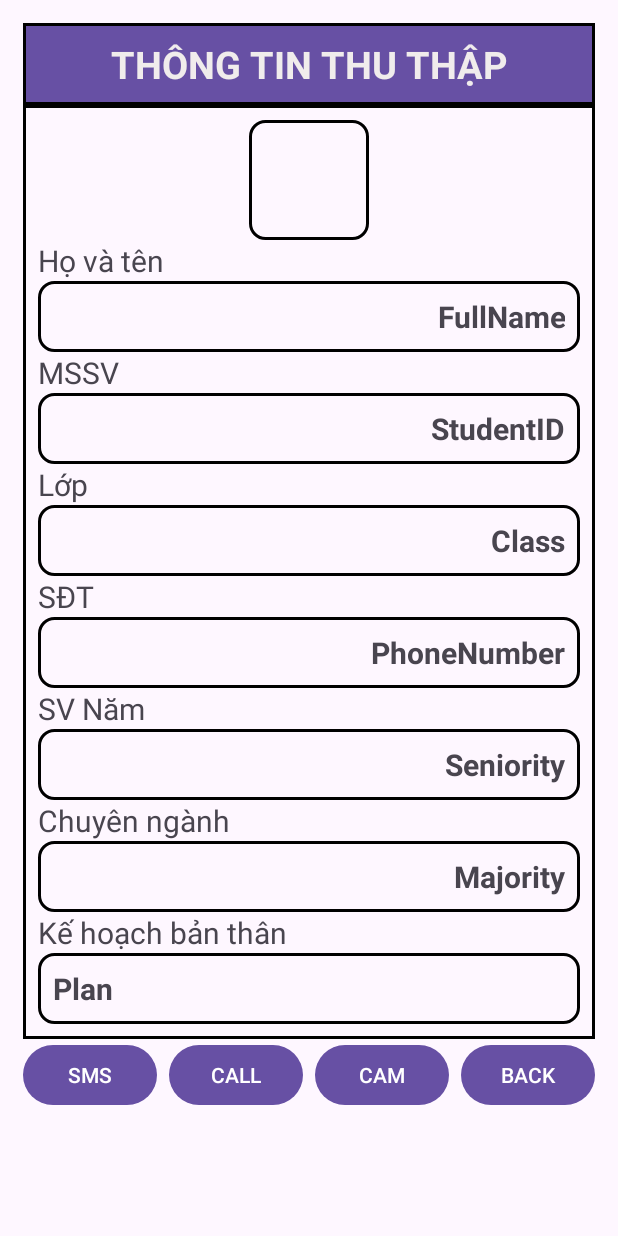
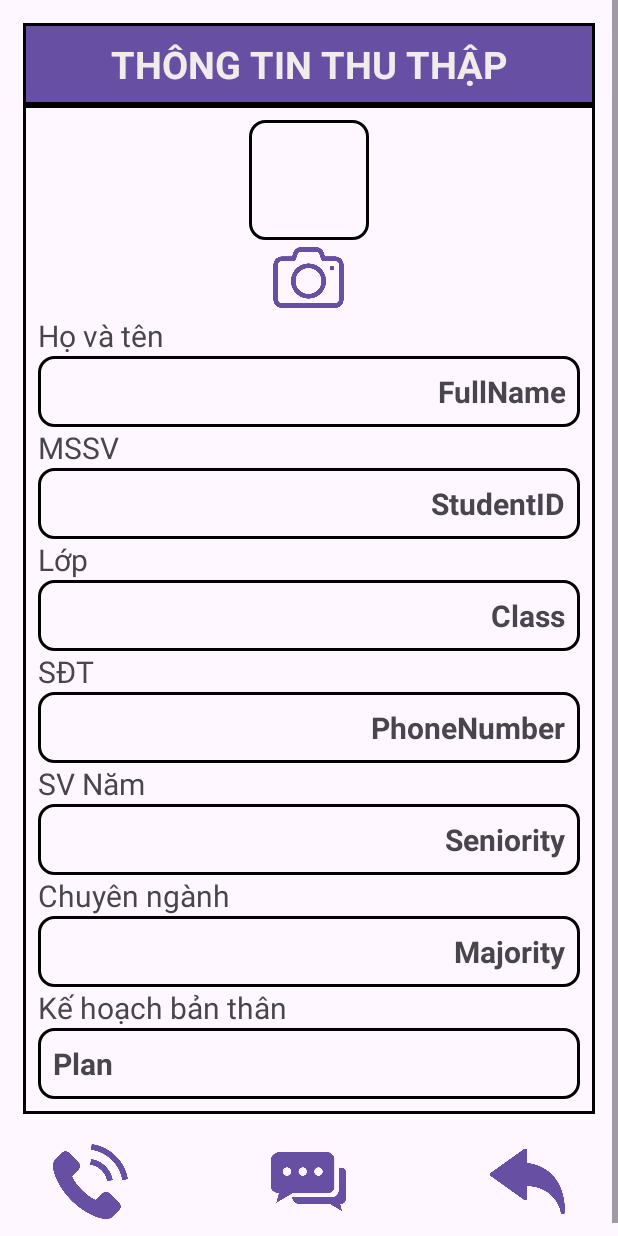
Before and after one commit to KizEvo/android-project, an Android app: the SubActivity screen opened directly, with no data from a screen before it, on a phone screen of 412 x 824 dp. Run offline under Robolectric (Android 15) with nearby library versions, the phone set to English and light mode, and no system bars.

Commit message:
April-2nd Final Adjustment - Replace button text by icon

```diff
--- a/app/src/main/res/layout/activity_sub.xml
+++ b/app/src/main/res/layout/activity_sub.xml
@@ -43,6 +43,14 @@
                 android:clickable="true"
                 android:background="@drawable/rectangle_round_border"
                 android:contentDescription="Description of the image"/>
+
+            <Button
+                android:id="@+id/cameraBT"
+                android:background="@drawable/camera"
+                android:layout_width="50dp"
+                android:layout_height="50dp"
+                android:layout_gravity="center"
+                android:layout_weight="1" />
 
             <TextView
                 android:layout_width="match_parent"
@@ -150,41 +158,31 @@
 
         </LinearLayout>
 
-        <LinearLayout
+        <GridLayout
+            android:layout_margin="20dp"
             android:layout_width="match_parent"
             android:layout_height="wrap_content"
-            android:orientation="horizontal">
-
+            android:orientation="horizontal"
+            android:columnCount="3">
 
             <Button
+                android:id="@+id/callBT"
+                android:background="@drawable/telephone"
+                android:layout_width="50dp"
+                android:layout_height="50dp"/>
+            <Button
                 android:id="@+id/smsBT"
-                android:layout_width="wrap_content"
-                android:layout_height="wrap_content"
-                android:layout_weight="1"
-                android:layout_marginEnd="8dp"
-                android:text="SMS" />
-            <Button
-                android:id="@+id/callBT"
-                android:layout_width="wrap_content"
-                android:layout_height="wrap_content"
-                android:layout_weight="1"
-                android:layout_marginEnd="8dp"
-                android:text="CALL" />
-            <Button
-                android:id="@+id/cameraBT"
-                android:layout_width="wrap_content"
-                android:layout_height="wrap_content"
-                android:layout_weight="1"
-                android:layout_marginEnd="8dp"
-                android:text="CAM" />
+                android:background="@drawable/sms"
+                android:layout_width="50dp"
+                android:layout_height="50dp"
+                android:layout_gravity="center"/>
             <Button
                 android:id="@+id/backBT"
-                android:layout_width="wrap_content"
-                android:layout_height="wrap_content"
-                android:layout_weight="1"
-                android:text="BACK" />
+                android:background="@drawable/back"
+                android:layout_width="50dp"
+                android:layout_height="50dp"/>
 
-        </LinearLayout>
+        </GridLayout>
 
     </LinearLayout>
 
```
Also changed, not shown: app/src/main/res/drawable/back.png (added), app/src/main/res/drawable/camera.png (added), app/src/main/res/drawable/sms.png (added), app/src/main/res/drawable/telephone.png (added).
